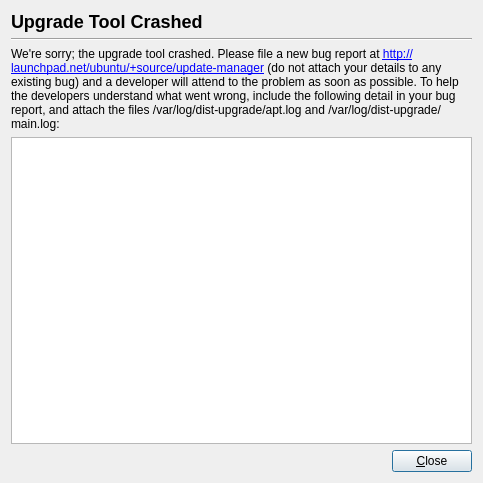
Before: the Qt Designer form DistUpgrade/crashdialog.ui in stek29/ubuntu-release-upgrader, drawn with Qt 5.
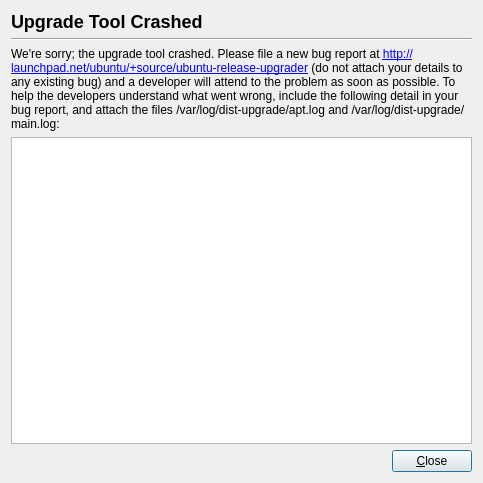
After: the same form once the commit is applied.

Commit message: first pass at converting update-manager source into ubuntu-release-upgrader

```diff
--- a/DistUpgrade/crashdialog.ui
+++ b/DistUpgrade/crashdialog.ui
@@ -59,7 +59,7 @@
      <item>
       <widget class="QLabel" name="crash_info_text" >
        <property name="text" >
-        <string>&lt;qt>We're sorry; the upgrade tool crashed. Please file a new bug report at &lt;a href="http://launchpad.net/ubuntu/+source/update-manager">http://launchpad.net/ubuntu/+source/update-manager&lt;/a> (do not attach your details to any existing bug) and a developer will attend to the problem as soon as possible. To help the developers understand what went wrong, include the following detail in your bug report, and attach the files /var/log/dist-upgrade/apt.log and /var/log/dist-upgrade/main.log:</string>
+        <string>&lt;qt>We're sorry; the upgrade tool crashed. Please file a new bug report at &lt;a href="http://launchpad.net/ubuntu/+source/ubuntu-release-upgrader">http://launchpad.net/ubuntu/+source/ubuntu-release-upgrader&lt;/a> (do not attach your details to any existing bug) and a developer will attend to the problem as soon as possible. To help the developers understand what went wrong, include the following detail in your bug report, and attach the files /var/log/dist-upgrade/apt.log and /var/log/dist-upgrade/main.log:</string>
        </property>
        <property name="alignment" >
         <set>Qt::AlignVCenter</set>
```
The commit also changes 309 other files.
